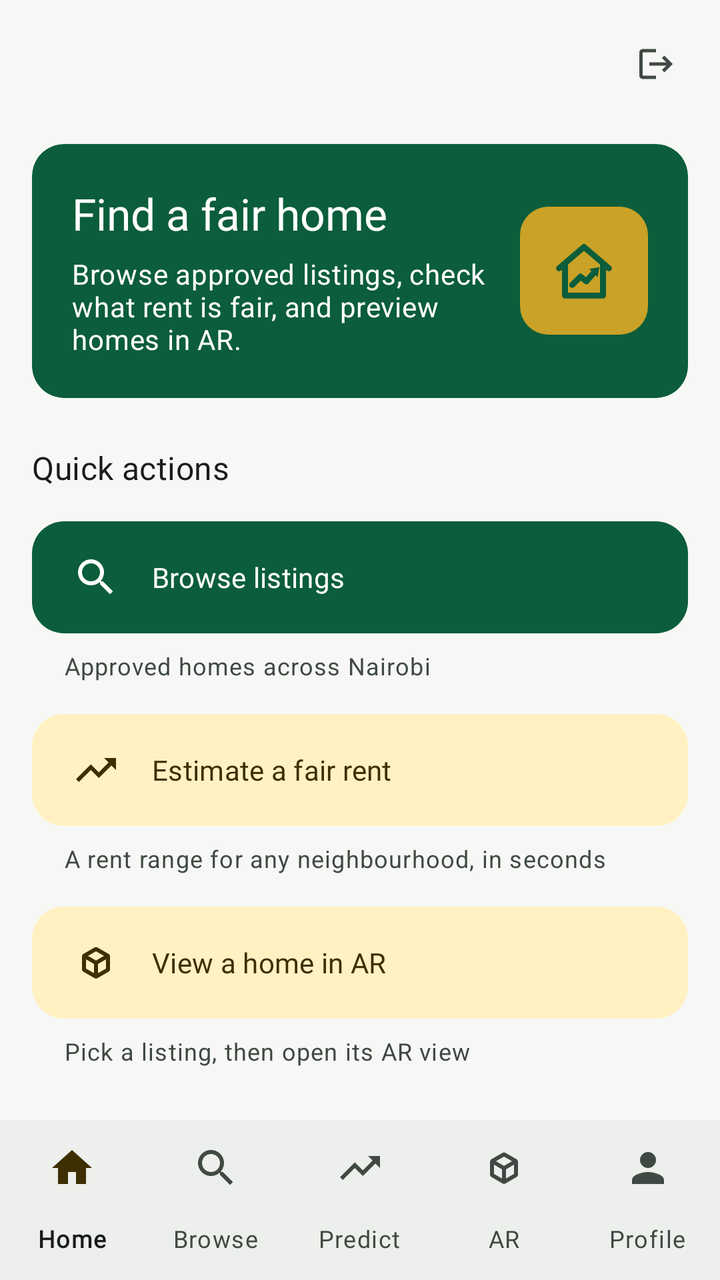
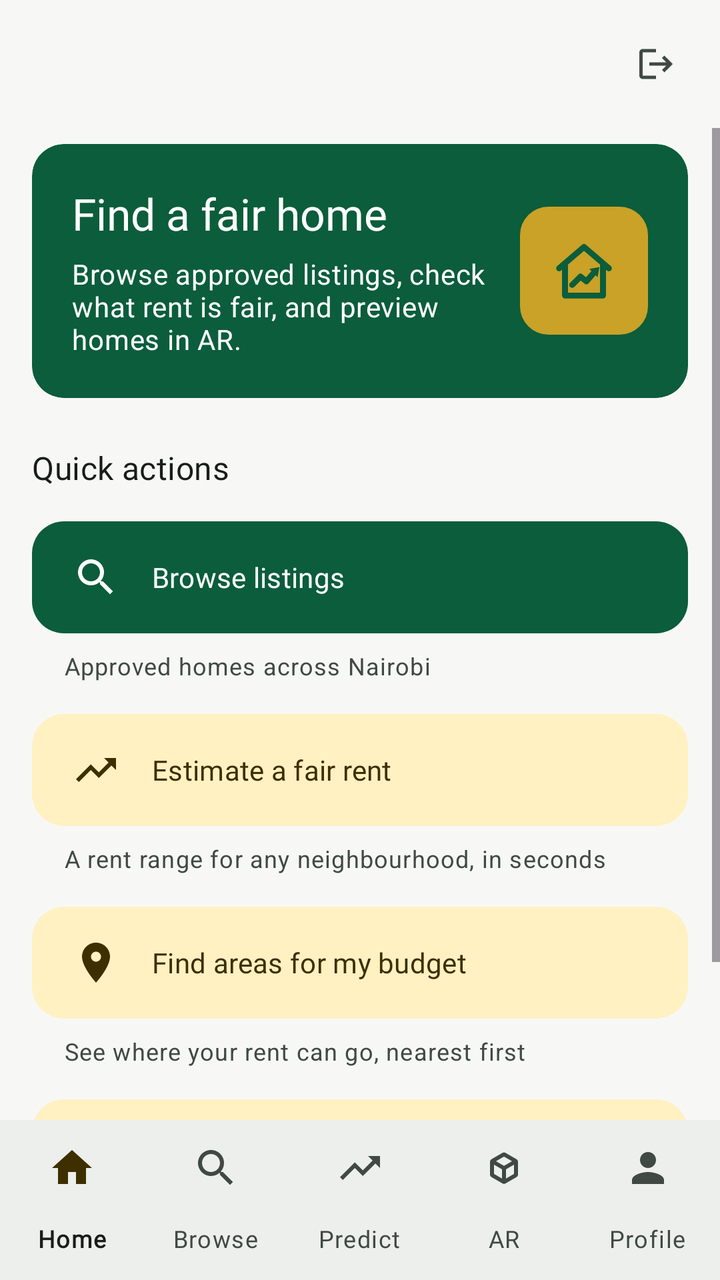

Compare the two renders of this Android layout. The source of the first and the diff that turns it into the second are given below.
<!-- AndroidManifest.xml: application theme Theme.KodiWise -->
<!-- res/layout/activity_tenant_dashboard.xml -->
<?xml version="1.0" encoding="utf-8"?>
<LinearLayout xmlns:android="http://schemas.android.com/apk/res/android"
    android:fitsSystemWindows="true"
    xmlns:app="http://schemas.android.com/apk/res-auto"
    android:id="@+id/tenantRoot"
    android:layout_width="match_parent"
    android:layout_height="match_parent"
    android:background="?android:attr/colorBackground"
    android:orientation="vertical">

    <com.google.android.material.appbar.MaterialToolbar
        android:id="@+id/toolbar"
        android:layout_width="match_parent"
        android:layout_height="wrap_content"
        android:minHeight="?attr/actionBarSize"
        android:background="?android:attr/colorBackground">

        
        <com.google.android.material.button.MaterialButton
            android:id="@+id/btnLogout"
            style="@style/Widget.Material3.Button.IconButton"
            android:layout_width="48dp"
            android:layout_height="48dp"
            android:layout_gravity="end|center_vertical"
            android:layout_marginEnd="8dp"
            android:contentDescription="@string/log_out"
            app:icon="@drawable/ic_logout"
            app:iconTint="?attr/colorOnSurfaceVariant" />
    </com.google.android.material.appbar.MaterialToolbar>

    <ScrollView
        android:layout_width="match_parent"
        android:layout_height="0dp"
        android:layout_weight="1"
        android:fillViewport="true">

        <LinearLayout
            android:layout_width="match_parent"
            android:layout_height="wrap_content"
            android:orientation="vertical"
            android:paddingHorizontal="16dp"
            android:paddingBottom="24dp">

            
            <com.google.android.material.card.MaterialCardView
                style="@style/Widget.KodiWise.Card.Hero"
                android:layout_width="match_parent"
                android:layout_height="wrap_content"
                android:layout_marginTop="8dp">

                <LinearLayout
                    android:layout_width="match_parent"
                    android:layout_height="wrap_content"
                    android:gravity="center_vertical"
                    android:orientation="horizontal"
                    android:padding="20dp">

                    <LinearLayout
                        android:layout_width="0dp"
                        android:layout_height="wrap_content"
                        android:layout_weight="1"
                        android:orientation="vertical">

                        <TextView
                            android:id="@+id/tvWelcomeTenant"
                            android:layout_width="wrap_content"
                            android:layout_height="wrap_content"
                            android:text="@string/hero_tenant_title"
                            android:textAppearance="?attr/textAppearanceTitleLarge"
                            android:textColor="@color/kw_on_hero" />

                        <TextView
                            android:layout_width="wrap_content"
                            android:layout_height="wrap_content"
                            android:layout_marginTop="6dp"
                            android:text="@string/hero_tenant_body"
                            android:textAppearance="?attr/textAppearanceBodyMedium"
                            android:textColor="@color/kw_on_hero" />
                    </LinearLayout>

                    <ImageView
                        android:layout_width="64dp"
                        android:layout_height="64dp"
                        android:layout_marginStart="12dp"
                        android:contentDescription="@null"
                        android:src="@drawable/ic_logo" />
                </LinearLayout>
            </com.google.android.material.card.MaterialCardView>

            <TextView
                android:layout_width="wrap_content"
                android:layout_height="wrap_content"
                android:layout_marginTop="24dp"
                android:text="@string/quick_actions"
                android:textAppearance="?attr/textAppearanceTitleMedium"
                android:textColor="?attr/colorOnBackground" />

            <com.google.android.material.button.MaterialButton
                android:id="@+id/btnBrowseProperties"
                style="@style/Widget.KodiWise.Button.Action.Primary"
                android:layout_width="match_parent"
                android:layout_height="wrap_content"
                android:layout_marginTop="12dp"
                android:text="@string/action_browse"
                app:icon="@drawable/ic_search" />
            <TextView
                android:layout_width="match_parent"
                android:layout_height="wrap_content"
                android:layout_marginStart="16dp"
                android:layout_marginTop="4dp"
                android:text="@string/action_browse_sub"
                android:textAppearance="?attr/textAppearanceBodySmall"
                android:textColor="?attr/colorOnSurfaceVariant" />

            <com.google.android.material.button.MaterialButton
                android:id="@+id/btnTenantPredict"
                style="@style/Widget.KodiWise.Button.Action"
                android:layout_width="match_parent"
                android:layout_height="wrap_content"
                android:layout_marginTop="12dp"
                android:text="@string/action_predict"
                app:icon="@drawable/ic_trending_up" />
            <TextView
                android:layout_width="match_parent"
                android:layout_height="wrap_content"
                android:layout_marginStart="16dp"
                android:layout_marginTop="4dp"
                android:text="@string/action_predict_sub"
                android:textAppearance="?attr/textAppearanceBodySmall"
                android:textColor="?attr/colorOnSurfaceVariant" />

            <com.google.android.material.button.MaterialButton
                android:id="@+id/btnTenantAr"
                style="@style/Widget.KodiWise.Button.Action"
                android:layout_width="match_parent"
                android:layout_height="wrap_content"
                android:layout_marginTop="12dp"
                android:text="@string/action_ar"
                app:icon="@drawable/ic_view_in_ar" />
            <TextView
                android:layout_width="match_parent"
                android:layout_height="wrap_content"
                android:layout_marginStart="16dp"
                android:layout_marginTop="4dp"
                android:text="@string/action_ar_sub"
                android:textAppearance="?attr/textAppearanceBodySmall"
                android:textColor="?attr/colorOnSurfaceVariant" />

        </LinearLayout>
    </ScrollView>

    <com.google.android.material.bottomnavigation.BottomNavigationView
        android:id="@+id/bottomNav"
        android:layout_width="match_parent"
        android:layout_height="wrap_content"
        app:labelVisibilityMode="labeled"
        app:menu="@menu/nav_tenant" />
</LinearLayout>
<!-- resources referenced by this layout -->
<resources>
  <color name="kw_on_hero">#FFFFFF</color>
  <string name="action_ar">View a home in AR</string>
  <string name="action_ar_sub">Pick a listing, then open its AR view</string>
  <string name="action_browse">Browse listings</string>
  <string name="action_browse_sub">Approved homes across Nairobi</string>
  <string name="action_predict">Estimate a fair rent</string>
  <string name="action_predict_sub">A rent range for any neighbourhood, in seconds</string>
  <string name="hero_tenant_body">Browse approved listings, check what rent is fair, and preview homes in AR.</string>
  <string name="hero_tenant_title">Find a fair home</string>
  <string name="log_out">Log out</string>
  <string name="quick_actions">Quick actions</string>
  <style name="Theme.KodiWise" parent="Base.Theme.KodiWise" />
  <color name="kw_brand_gold">#C9A227</color>
  <color name="kw_hero">#0B5D3B</color>
  <color name="kw_brand_green">#0B5D3B</color>
  <color name="kw_primary">#0B5D3B</color>
  <color name="kw_on_primary">#FFFFFF</color>
  <color name="kw_primary_container">#CDEBD9</color>
  <color name="kw_on_primary_container">#002114</color>
  <color name="kw_secondary">#C9A227</color>
  <color name="kw_on_secondary">#1F1B00</color>
  <color name="kw_secondary_container">#FFF1C2</color>
  <color name="kw_on_secondary_container">#3D2F00</color>
  <color name="kw_tertiary">#3E6553</color>
  <color name="kw_on_tertiary">#FFFFFF</color>
  <color name="kw_tertiary_container">#C0EBD4</color>
  <color name="kw_on_tertiary_container">#002114</color>
  <color name="kw_error">#B3261E</color>
  <color name="kw_on_error">#FFFFFF</color>
  <color name="kw_error_container">#F9DEDC</color>
  <color name="kw_on_error_container">#410E0B</color>
  <color name="kw_background">#F7F8F6</color>
  <color name="kw_on_background">#191C1A</color>
  <color name="kw_surface">#FFFFFF</color>
  <color name="kw_on_surface">#191C1A</color>
  <color name="kw_surface_variant">#DCE5DD</color>
  <color name="kw_on_surface_variant">#404943</color>
  <color name="kw_outline">#707973</color>
  <color name="kw_outline_variant">#C0C9C1</color>
  <color name="kw_surface_container_lowest">#FFFFFF</color>
  <color name="kw_surface_container_low">#F2F4F1</color>
  <color name="kw_surface_container">#ECEFEB</color>
  <color name="kw_surface_container_high">#E6E9E5</color>
  <color name="kw_surface_container_highest">#E1E3DF</color>
  <color name="kw_surface_dim">#D8DBD7</color>
  <color name="kw_surface_bright">#F7F8F6</color>
  <color name="kw_inverse_surface">#2E312E</color>
  <color name="kw_inverse_on_surface">#EFF1ED</color>
  <color name="kw_inverse_primary">#8FD5AE</color>
  <style name="Widget.KodiWise.TextView" parent="Widget.AppCompat.TextView">
          <item name="android:textAppearance">@style/TextAppearance.KodiWise.BodyMedium</item>
      </style>
  <style name="Widget.KodiWise.Chip" parent="Widget.Material3.Chip.Filter" />
  <style name="Widget.KodiWise.CheckBox" parent="Widget.Material3.CompoundButton.CheckBox">
          <item name="android:minHeight">48dp</item>
      </style>
  <color name="kw_card">#FFFFFF</color>
  <color name="kw_card_stroke">#E1E5E1</color>
  <!-- unchanged entries left out for length: 32 -->
</resources>

<!-- the commit's change to res/layout/activity_tenant_dashboard.xml (unified diff, before → after) -->
@@ -130,6 +130,23 @@
                 android:textColor="?attr/colorOnSurfaceVariant" />
 
             <com.google.android.material.button.MaterialButton
+                android:id="@+id/btnTenantFindAreas"
+                style="@style/Widget.KodiWise.Button.Action"
+                android:layout_width="match_parent"
+                android:layout_height="wrap_content"
+                android:layout_marginTop="12dp"
+                android:text="@string/action_find_areas"
+                app:icon="@drawable/ic_place" />
+            <TextView
+                android:layout_width="match_parent"
+                android:layout_height="wrap_content"
+                android:layout_marginStart="16dp"
+                android:layout_marginTop="4dp"
+                android:text="@string/action_find_areas_sub"
+                android:textAppearance="?attr/textAppearanceBodySmall"
+                android:textColor="?attr/colorOnSurfaceVariant" />
+
+            <com.google.android.material.button.MaterialButton
                 android:id="@+id/btnTenantAr"
                 style="@style/Widget.KodiWise.Button.Action"
                 android:layout_width="match_parent"
<!-- resource entries referenced after the edit -->
@@ -1,10 +1,25 @@
 <!-- resources referenced by this layout -->
 <resources>
   <color name="kw_on_hero">#FFFFFF</color>
+  <!-- drawable ic_place (drawable) -->
+  <?xml version="1.0" encoding="utf-8"?>
+  <vector xmlns:android="http://schemas.android.com/apk/res/android"
+      android:width="24dp"
+      android:height="24dp"
+      android:autoMirrored="false"
+      android:tint="?attr/colorControlNormal"
+      android:viewportWidth="24"
+      android:viewportHeight="24">
+      <path
+          android:fillColor="@android:color/white"
+          android:pathData="M12,2C8.13,2 5,5.13 5,9c0,5.25 7,13 7,13s7,-7.75 7,-13c0,-3.87 -3.13,-7 -7,-7zM12,11.5c-1.38,0 -2.5,-1.12 -2.5,-2.5s1.12,-2.5 2.5,-2.5 2.5,1.12 2.5,2.5 -1.12,2.5 -2.5,2.5z" />
+  </vector>
   <string name="action_ar">View a home in AR</string>
   <string name="action_ar_sub">Pick a listing, then open its AR view</string>
   <string name="action_browse">Browse listings</string>
   <string name="action_browse_sub">Approved homes across Nairobi</string>
+  <string name="action_find_areas">Find areas for my budget</string>
+  <string name="action_find_areas_sub">See where your rent can go, nearest first</string>
   <string name="action_predict">Estimate a fair rent</string>
   <string name="action_predict_sub">A rent range for any neighbourhood, in seconds</string>
   <string name="hero_tenant_body">Browse approved listings, check what rent is fair, and preview homes in AR.</string>
